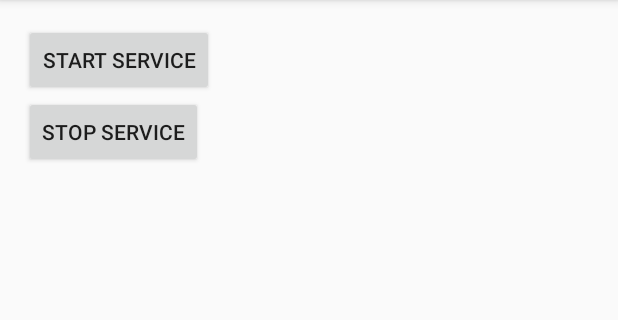
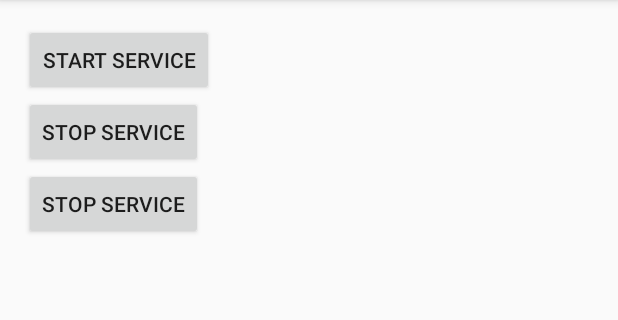
Before and after one commit to sumaya-simu/MyService, an Android app: the screen it shows after launch (MainActivity), on a phone screen of 412 x 824 dp, the part 84-404 px from its top. Run offline under Robolectric (Android 15) with nearby library versions, the phone set to English and light mode, and no system bars.

Commit message:
change button

```diff
--- a/app/src/main/res/layout/activity_main.xml
+++ b/app/src/main/res/layout/activity_main.xml
@@ -21,4 +21,11 @@
         android:text="stop service"
         android:id="@+id/btnStartStop"
         android:layout_height="wrap_content" />
+    <Button
+        android:layout_width="wrap_content"
+        android:text="stop service"
+        android:id="@+id/btnStartSto"
+        android:layout_height="wrap_content" />
+
+
 </LinearLayout>
```
